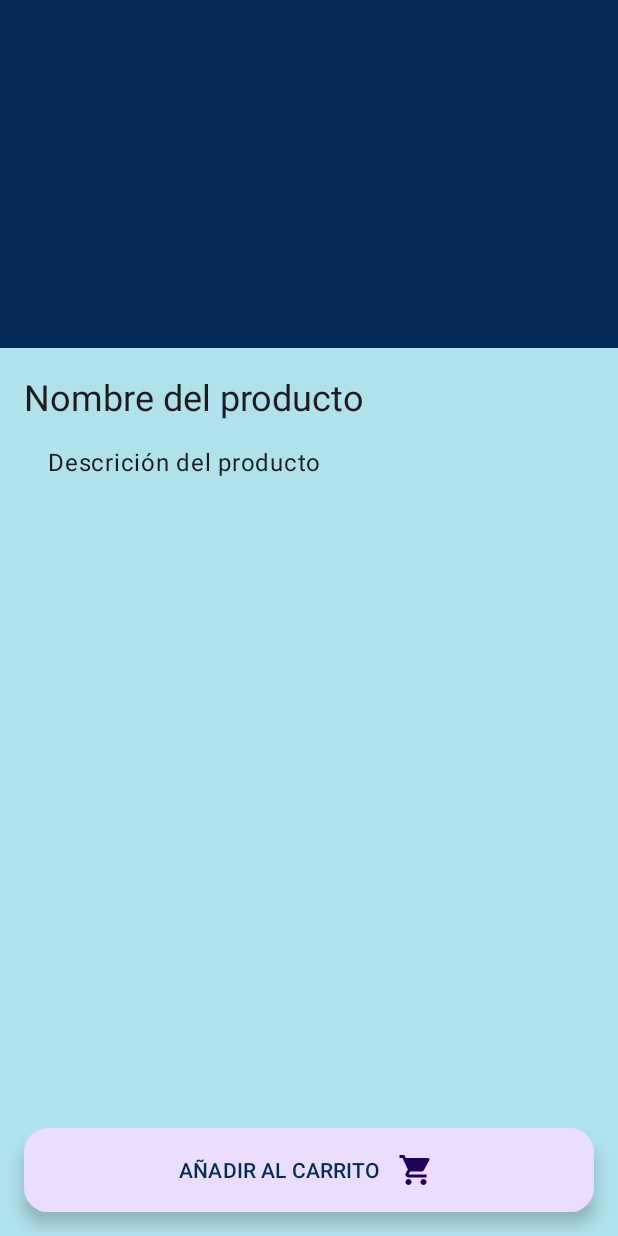
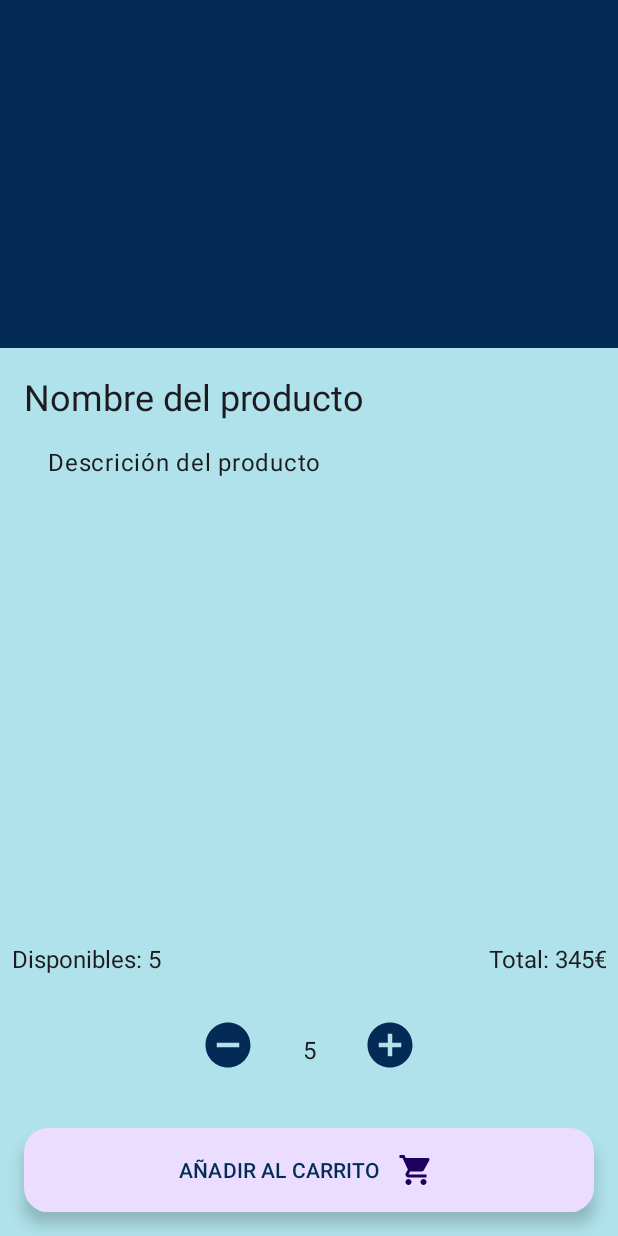
Before and after one commit to Kordeliia/TwoCatAmigurumiC, an Android app: the layout fragment_detail.xml on its own in the app's theme, with its tools: preview values and no code run, on a phone screen of 412 x 824 dp. Run offline under Robolectric (Android 15) with nearby library versions, the phone set to English and light mode, and no system bars.

Commit message:
commit detail

```diff
--- a/app/src/main/java/com/example/twocatsamigurumi/product/MainAux.kt
+++ b/app/src/main/java/com/example/twocatsamigurumi/product/MainAux.kt
@@ -4,4 +4,6 @@ import com.example.twocatsamigurumi.entities.Product
 
 interface MainAux {
     fun getProductsCart() : MutableList<Product>
+    fun getProductSelected() : Product?
+    fun showButton(isVisible : Boolean)
 }
--- a/app/src/main/res/layout/activity_main.xml
+++ b/app/src/main/res/layout/activity_main.xml
@@ -4,6 +4,7 @@
     xmlns:tools="http://schemas.android.com/tools"
     android:layout_width="match_parent"
     android:layout_height="match_parent"
+    android:id="@+id/containerMain"
     tools:context=".product.MainActivity">
     <com.google.android.material.textview.MaterialTextView
         android:id="@+id/tvTotal"
--- a/app/src/main/res/layout/fragment_detail.xml
+++ b/app/src/main/res/layout/fragment_detail.xml
@@ -2,6 +2,7 @@
 <androidx.constraintlayout.widget.ConstraintLayout xmlns:android="http://schemas.android.com/apk/res/android"
     android:layout_width="match_parent"
     android:layout_height="match_parent"
+    android:background="?attr/colorPrimary"
     xmlns:app="http://schemas.android.com/apk/res-auto"
     xmlns:tools="http://schemas.android.com/tools">
     <ImageView
@@ -24,11 +25,84 @@
         app:layout_constraintTop_toBottomOf="@+id/imgProduct"
         android:layout_marginTop="@dimen/common_padding_default"
         android:layout_marginHorizontal="@dimen/common_padding_default"/>
+    <LinearLayout
+        android:id="@+id/llQuantityTotal"
+        android:layout_width="match_parent"
+        android:layout_height="wrap_content"
+        android:weightSum="100"
+        app:layout_constraintBottom_toTopOf="@+id/llQuantity"
+        app:layout_constraintStart_toStartOf="@id/tvName"
+        app:layout_constraintEnd_toEndOf="@id/tvName"
+        android:orientation="horizontal">
+        <com.google.android.material.textview.MaterialTextView
+            android:id="@+id/tvQuantityA"
+            android:layout_width="match_parent"
+            android:layout_height="match_parent"
+            android:layout_weight="50"
+            android:gravity="start"
+            android:layout_margin="@dimen/common_padding_min"
+            android:textAppearance="@style/TextAppearance.AppCompat.Light.SearchResult.Subtitle"
+            android:text= "@string/text_test_avaiables"/>
+        <com.google.android.material.textview.MaterialTextView
+            android:id="@+id/tvTotal"
+            android:layout_width="match_parent"
+            android:layout_height="match_parent"
+            android:layout_weight="50"
+            android:layout_margin="@dimen/common_padding_min"
+            android:gravity="end"
+            android:textAppearance="@style/TextAppearance.AppCompat.Light.SearchResult.Subtitle"
+            android:text= "@string/text_test_total"/>
+    </LinearLayout>
+
+
+    <LinearLayout
+        android:id="@+id/llQuantity"
+        android:layout_width="match_parent"
+        android:layout_height="wrap_content"
+        android:orientation="horizontal"
+        android:layout_margin="@dimen/common_padding_default"
+        android:gravity="center"
+        android:padding="@dimen/common_padding_min"
+        app:layout_constraintStart_toStartOf="@+id/tvName"
+        app:layout_constraintEnd_toEndOf="@+id/tvName"
+        app:layout_constraintBottom_toTopOf="@+id/efab_cart">
+        <ImageButton
+            android:id="@+id/ibRem"
+            android:layout_width="wrap_content"
+            android:layout_height="wrap_content"
+            android:src="@drawable/ic_remove_circle"
+            android:background="?attr/selectableItemBackground"
+            />
+        <com.google.android.material.textfield.TextInputLayout
+            android:id="@+id/tilQuantity"
+            android:layout_width="wrap_content"
+            android:layout_height="wrap_content"
+            android:layout_marginStart="@dimen/common_padding_min"
+            android:layout_marginEnd="@dimen/common_padding_min">
+            <com.google.android.material.textfield.TextInputEditText
+                android:id="@+id/etQuantity"
+                android:layout_width="wrap_content"
+                android:layout_height="wrap_content"
+                android:ems="3"
+                android:textAlignment="center"
+                android:inputType="number"
+                android:imeOptions="actionDone"
+                tools:text="5"/>
+        </com.google.android.material.textfield.TextInputLayout>
+        <ImageButton
+            android:id="@+id/ibSum"
+            android:layout_width="wrap_content"
+            android:layout_height="wrap_content"
+            android:src="@drawable/ic_add_circle"
+            app:layout_constraintStart_toEndOf="@id/tilQuantity"
+            android:background="?attr/selectableItemBackground"
+            />
+    </LinearLayout>
     <androidx.core.widget.NestedScrollView
         android:layout_width="@dimen/padding_none"
         android:layout_height="@dimen/padding_none"
         app:layout_constraintTop_toBottomOf="@id/tvName"
-        app:layout_constraintBottom_toTopOf="@id/efab_cart"
+        app:layout_constraintBottom_toTopOf="@id/llQuantityTotal"
         app:layout_constraintStart_toStartOf="@id/tvName"
         app:layout_constraintEnd_toEndOf="@id/tvName">
         <com.google.android.material.textview.MaterialTextView
--- a/app/src/main/res/values/strings.xml
+++ b/app/src/main/res/values/strings.xml
@@ -17,4 +17,6 @@
     <string name="efab_pay">PAGAR</string>
     <string name="cart_name_add_cart">AÑADIR AL CARRITO</string>
     <string name="cart_description_text">Descrición del producto</string>
+    <string name="text_test_avaiables">Disponibles: 5</string>
+    <string name="text_test_total">Total: 345€</string>
 </resources>
```
Also changed, not shown: app/src/main/java/com/example/twocatsamigurumi/detail/DetailFragment.kt (+52 -1 lines), app/src/main/java/com/example/twocatsamigurumi/product/MainActivity.kt (+18 -6 lines).
